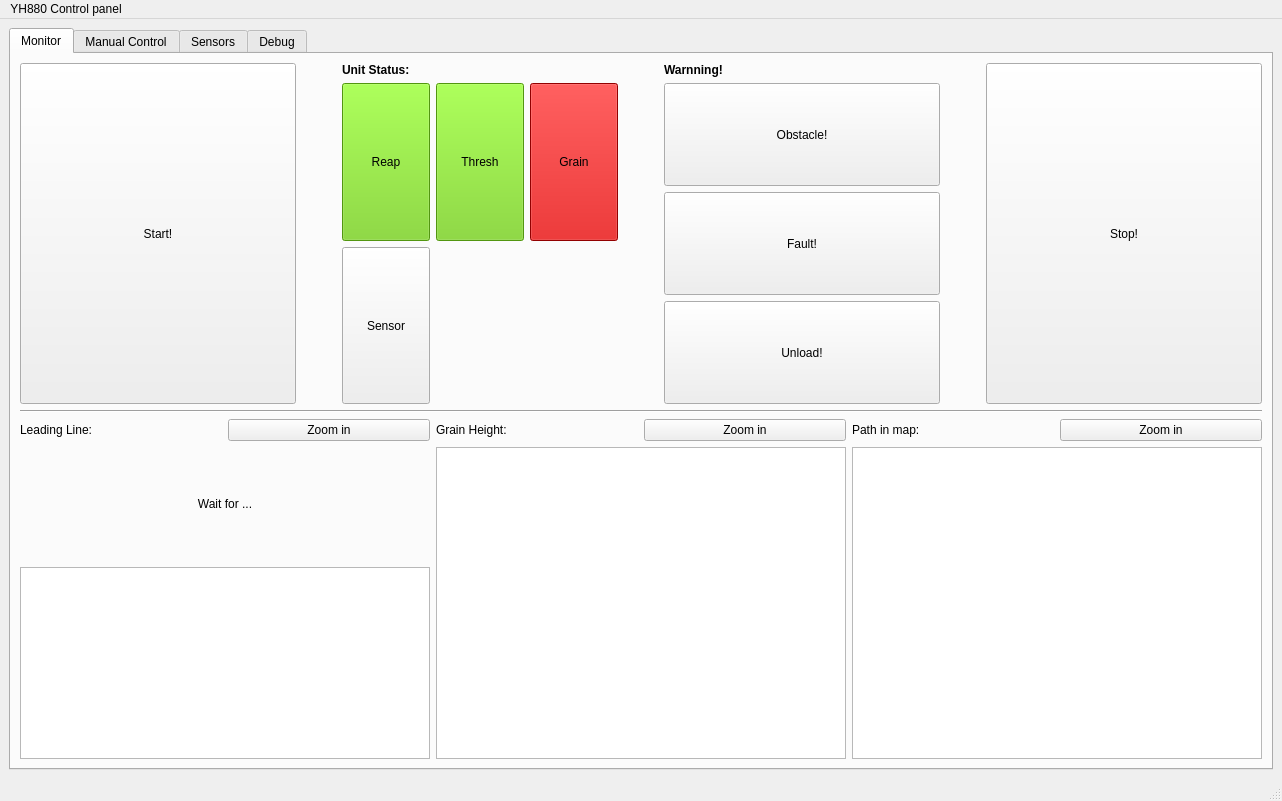
Qt form src/Qt_gui_test/src/mainwindow.ui (ideallic/yammar_ws) before a commit.
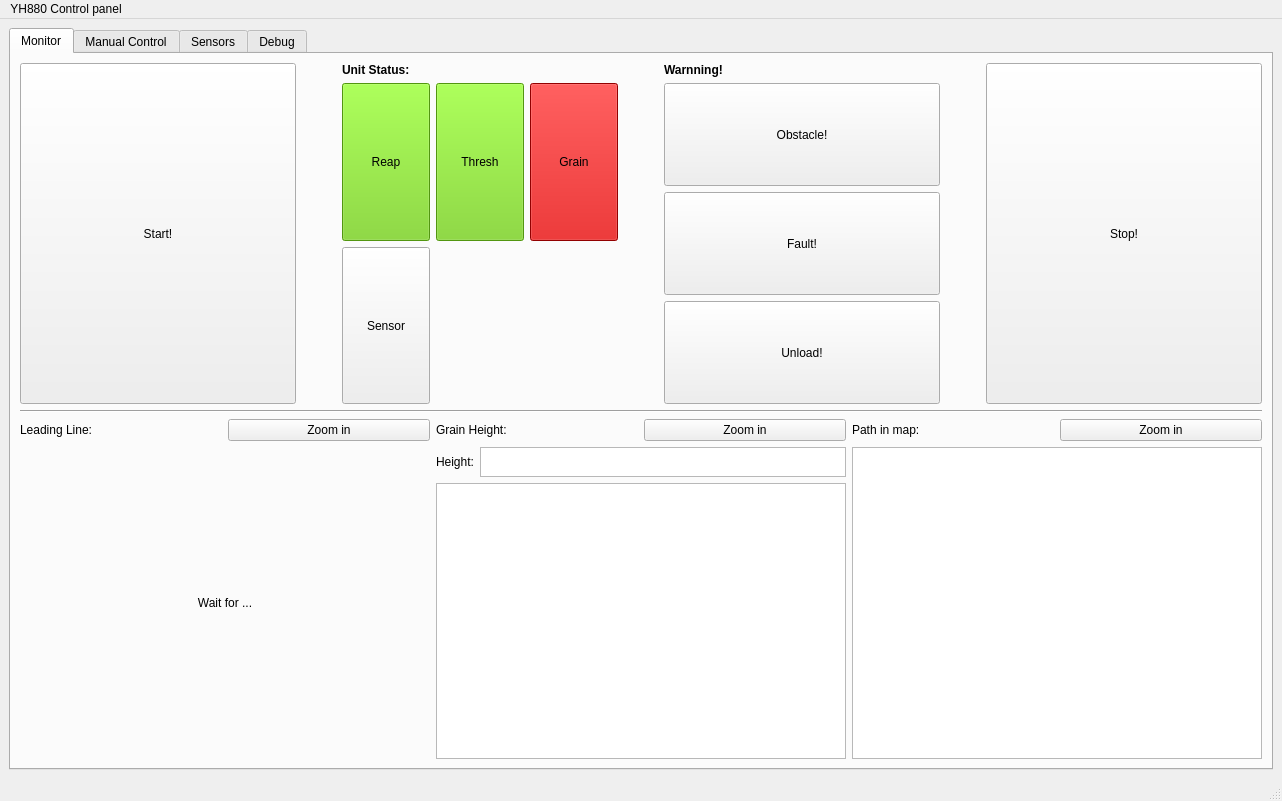
The same form after that commit. The open tabs and pages were chosen to show the change.

Diff of the .ui file:
```diff
--- a/src/Qt_gui_test/src/mainwindow.ui
+++ b/src/Qt_gui_test/src/mainwindow.ui
@@ -296,9 +296,6 @@
               </property>
              </widget>
             </item>
-            <item>
-             <widget class="QTextBrowser" name="leadingLine_param"/>
-            </item>
            </layout>
           </item>
           <item>
@@ -321,6 +318,57 @@
               </item>
              </layout>
             </item>
+            <item>
+             <layout class="QHBoxLayout" name="horizontalLayout_7">
+              <item>
+               <widget class="QLabel" name="label_12">
+                <property name="sizePolicy">
+                 <sizepolicy hsizetype="Preferred" vsizetype="Minimum">
+                  <horstretch>0</horstretch>
+                  <verstretch>0</verstretch>
+                 </sizepolicy>
+                </property>
+                <property name="minimumSize">
+                 <size>
+                  <width>0</width>
+                  <height>20</height>
+                 </size>
+                </property>
+                <property name="maximumSize">
+                 <size>
+                  <width>16777215</width>
+                  <height>30</height>
+                 </size>
+                </property>
+                <property name="text">
+                 <string>Height:</string>
+                </property>
+               </widget>
+              </item>
+              <item>
+               <widget class="QTextBrowser" name="leadingLine_param">
+                <property name="sizePolicy">
+                 <sizepolicy hsizetype="Expanding" vsizetype="Minimum">
+                  <horstretch>0</horstretch>
+                  <verstretch>20</verstretch>
+                 </sizepolicy>
+                </property>
+                <property name="minimumSize">
+                 <size>
+                  <width>0</width>
+                  <height>20</height>
+                 </size>
+                </property>
+                <property name="maximumSize">
+                 <size>
+                  <width>16777215</width>
+                  <height>30</height>
+                 </size>
+                </property>
+               </widget>
+              </item>
+             </layout>
+            </item>
             <item>
              <widget class="QGraphicsView" name="graphicsView_2"/>
             </item>
```
Left out of the diff: 24 changed lines with no effect on the pictures.
